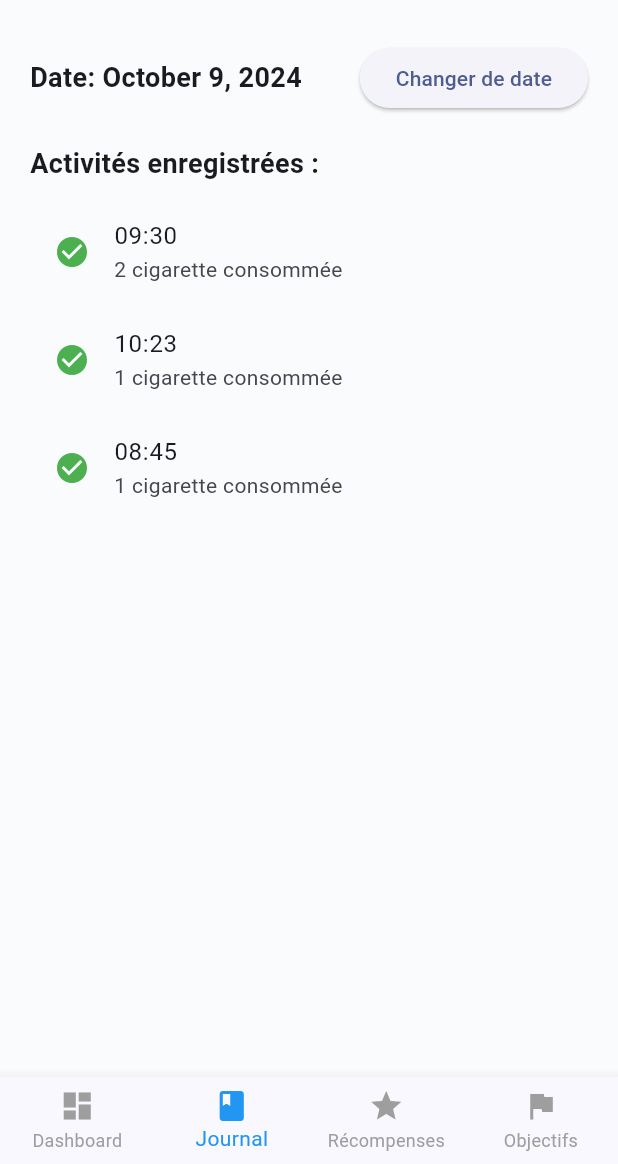
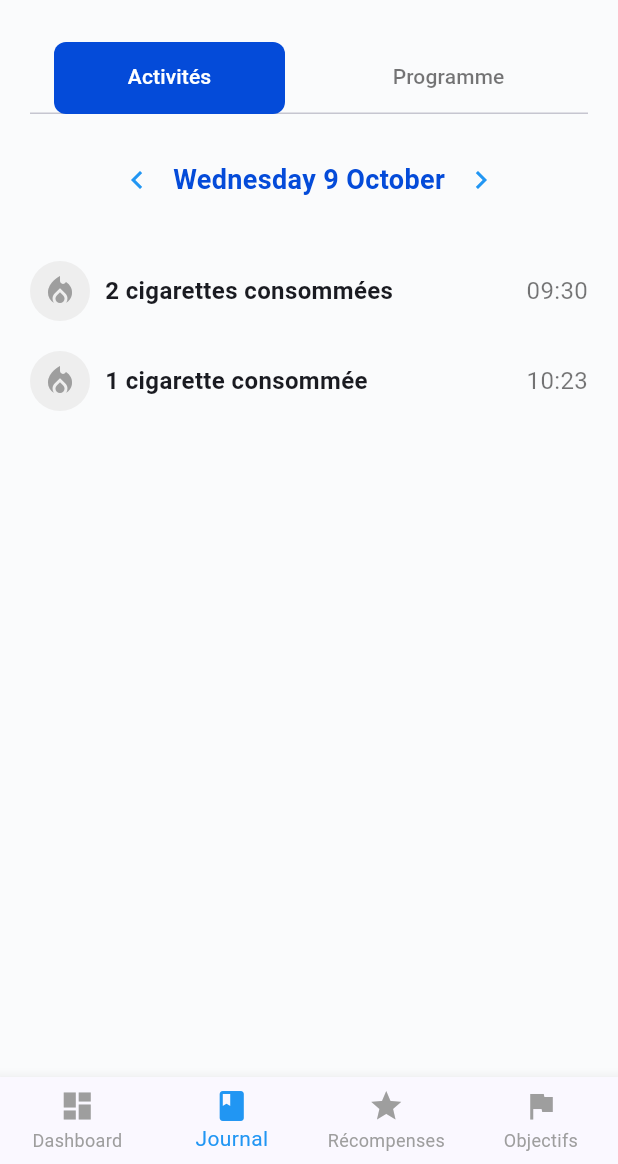
Before and after one commit to LaChancee/hygie-mobile, a Flutter app: the screen it shows after launch, item 2 of the bottom bar chosen, on a phone screen of 412 x 824 dp, the part 72-1236 px from its top. Run offline on Flutter 3.47's test engine with Material 3 defaults, Android fonts, the light colour scheme and no system bars; our stand-ins replace flutter_svg.

Commit message:
modification du design des page journal et objectif et progression

```diff
--- a/lib/presentation/journal/journal_page.dart
+++ b/lib/presentation/journal/journal_page.dart
@@ -1,6 +1,6 @@
 import 'package:flutter/material.dart';
+import 'package:intl/intl.dart';
 import 'package:hygie_mobile/commons/header.dart';
-import 'package:intl/intl.dart'; // Assurez-vous d'avoir importé ce package dans votre pubspec.yaml
 
 class JournalPage extends StatefulWidget {
   const JournalPage({Key? key}) : super(key: key);
@@ -9,102 +9,162 @@ class JournalPage extends StatefulWidget {
   _JournalPageState createState() => _JournalPageState();
 }
 
-class _JournalPageState extends State<JournalPage> {
-  DateTime selectedDate = DateTime.now(); // Date sélectionnée, initialisée à aujourd'hui
+class _JournalPageState extends State<JournalPage> with SingleTickerProviderStateMixin {
+  DateTime selectedDate = DateTime.now();
+  late TabController _tabController;
 
   final Map<DateTime, List<Map<String, String>>> activities = {
     DateTime.now(): [
       {'time': '12:05', 'description': '2 cigarettes consommées'},
       {'time': '10:23', 'description': '1 cigarette consommée'},
-    {'time': '08:45', 'description': '1 cigarette consommée'},
     ],
-  DateTime(2024, 10, 9): [ // Exemples pour le 7 octobre 2024
-    {'time': '09:30', 'description': '2 cigarette consommée'},
+    DateTime(2024, 10, 9): [
+      {'time': '09:30', 'description': '2 cigarettes consommées'},
       {'time': '10:23', 'description': '1 cigarette consommée'},
-    {'time': '08:45', 'description': '1 cigarette consommée'},
     ],
   };
 
-  // Méthode pour changer la date
-  void _selectDate(BuildContext context) async {
-    final DateTime? picked = await showDatePicker(
-      context: context,
-      initialDate: selectedDate,
-      firstDate: DateTime(2022), // Date minimum
-      lastDate: DateTime.now(), // Date maximum (aujourd'hui)
-    );
-    if (picked != null && picked != selectedDate) {
+  @override
+  void initState() {
+    super.initState();
+    _tabController = TabController(length: 2, vsync: this);
+  }
+
+  void _incrementDate(int days) {
     setState(() {
-        selectedDate = picked; // Mettre à jour la date sélectionnée
+      selectedDate = selectedDate.add(Duration(days: days));
     });
-    }
   }
 
   @override
   Widget build(BuildContext context) {
     return Scaffold(
-      body: SingleChildScrollView(
+      body: Column(
+        crossAxisAlignment: CrossAxisAlignment.start,
+        children: [
+          const Header(title: ""),
+          SizedBox(height: 20),
+
+          // Onglets "Activités" et "Programme"
+          Padding(
+            padding: const EdgeInsets.symmetric(horizontal: 20.0),
+            child: TabBar(
+              controller: _tabController,
+              labelColor: Colors.white, // Couleur du texte sélectionné
+              unselectedLabelColor: Colors.black54,
+              indicator: BoxDecoration(
+                color: Color.fromRGBO(4, 75, 217, 1), // Fond bleu pour l'onglet actif
+                borderRadius: BorderRadius.circular(8), // Coins arrondis
+              ),
+              tabs: [
+                Container(
+                  width: MediaQuery.of(context).size.width * 0.5, // Largeur personnalisée
+                  child: Tab(
+                    text: "Activités",
+                  ),
+                ),
+                Container(
+                  width: MediaQuery.of(context).size.width * 0.5, // Largeur personnalisée
+                  child: Tab(
+                    text: "Programme",
+                  ),
+                ),
+              ],
+            ),
+          ),
+          SizedBox(height: 20),
+
+          // Affichage de la date choisie (sans carte)
+          Padding(
+            padding: const EdgeInsets.symmetric(horizontal: 20.0),
+            child: Row(
+              mainAxisAlignment: MainAxisAlignment.center,
+              children: [
+                IconButton(
+                  icon: const Icon(Icons.chevron_left, color: Colors.blue),
+                  onPressed: () => _incrementDate(-1),
+                ),
+                // Texte de la date avec style de couleur
+                Text(
+                  DateFormat('EEEE d MMMM').format(selectedDate),
+                  style: const TextStyle(fontSize: 18, fontWeight: FontWeight.bold, color: Color.fromRGBO(4, 75, 217, 1)), // Couleur bleue
+                ),
+                IconButton(
+                  icon: const Icon(Icons.chevron_right, color: Colors.blue),
+                  onPressed: () => _incrementDate(1),
+                ),
+              ],
+            ),
+          ),
+          SizedBox(height: 20),
+
+          // Contenu des onglets
+          Expanded(
+            child: TabBarView(
+              controller: _tabController,
+              children: [
+                // Vue "Activités"
+                Padding(
+                  padding: const EdgeInsets.symmetric(horizontal: 20.0),
+                  child: _buildActivityList(selectedDate),
+                ),
+                // Vue "Programme"
+                const Center(child: Text('Programme - En construction')),
+              ],
+            ),
+          ),
+        ],
+      ),
+    );
+  }
+
+  // Méthode pour construire la liste des activités du jour
+  Widget _buildActivityList(DateTime date) {
+    final formattedDate = DateTime(date.year, date.month, date.day);
+    final dailyActivities = activities[formattedDate] ?? [];
+
+    if (dailyActivities.isEmpty) {
+      return const Center(child: Text('Aucune activité enregistrée pour cette date.'));
+    }
+
+    return ListView.builder(
+      itemCount: dailyActivities.length,
+      itemBuilder: (context, index) {
+        final activity = dailyActivities[index];
+        return Padding(
+          padding: const EdgeInsets.symmetric(vertical: 10.0),
+          child: Row(
+            children: [
+              // Icône circulaire pour l'activité
+              CircleAvatar(
+                radius: 20,
+                backgroundColor: Colors.grey[200],
+                child: const Icon(Icons.local_fire_department, color: Colors.grey),
+              ),
+              SizedBox(width: 10),
+
+              // Détails de l'activité
+              Expanded(
                 child: Column(
                   crossAxisAlignment: CrossAxisAlignment.start,
                   children: [
-            // Utilisation du header réutilisable
-            const Header(title: "",),
-
-            // Section de sélection de date
-            Padding(
-              padding: const EdgeInsets.all(20.0),
-              child: Row(
-                mainAxisAlignment: MainAxisAlignment.spaceBetween,
-                children: [
                     Text(
-                    'Date: ${DateFormat.yMMMMd().format(selectedDate)}',
-                    style: const TextStyle(fontSize: 18, fontWeight: FontWeight.bold),
-                  ),
-                  ElevatedButton(
-                    onPressed: () => _selectDate(context),
-                    child: const Text('Changer de date'),
+                      activity['description']!,
+                      style: const TextStyle(fontSize: 16, fontWeight: FontWeight.bold),
                     ),
                   ],
                 ),
               ),
 
-            // Affichage des activités du jour
-            Padding(
-              padding: const EdgeInsets.symmetric(horizontal: 20.0),
-              child: Column(
-                crossAxisAlignment: CrossAxisAlignment.start,
-                children: [
-                  const Text(
-                    'Activités enregistrées :',
-                    style: TextStyle(fontSize: 18, fontWeight: FontWeight.bold),
-                  ),
-                  const SizedBox(height: 10),
-                  ..._buildActivityList(selectedDate),
-                ],
-              ),
+              // Heure de l'activité
+              Text(
+                activity['time']!,
+                style: const TextStyle(fontSize: 16, color: Colors.black54),
               ),
             ],
           ),
-      ),
+        );
+      },
     );
   }
-
-  // Méthode pour construire la liste des activités selon la date sélectionnée
-  List<Widget> _buildActivityList(DateTime date) {
-    // Normaliser la date à uniquement l'année, le mois et le jour
-    final formattedDate = DateTime(date.year, date.month, date.day);
-    final dailyActivities = activities[formattedDate] ?? [];
-
-    if (dailyActivities.isEmpty) {
-      return [const Text('Aucune activité enregistrée pour cette date.')];
 }
-
-    return dailyActivities.map((activity) {
-      return ListTile(
-        leading: const Icon(Icons.check_circle, color: Colors.green),
-        title: Text('${activity['time']}'),
-        subtitle: Text(activity['description']!),
-      );
-    }).toList();
-  }
-}
```
Also changed, not shown: lib/presentation/objectifs/objectif_page.dart (+75 -28 lines), 1 other file. Lines whose indentation alone changed are shown as unchanged.
